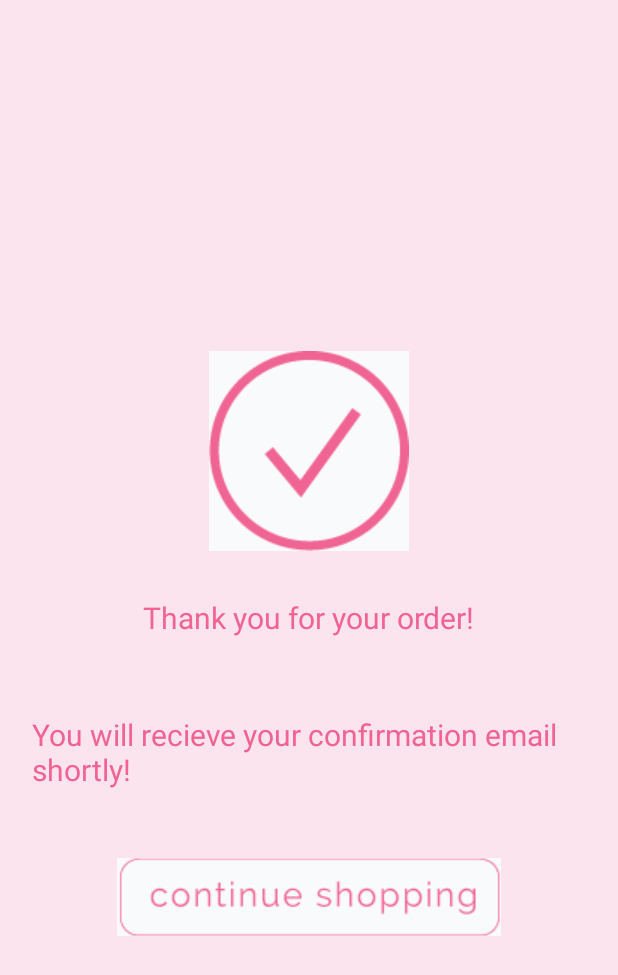
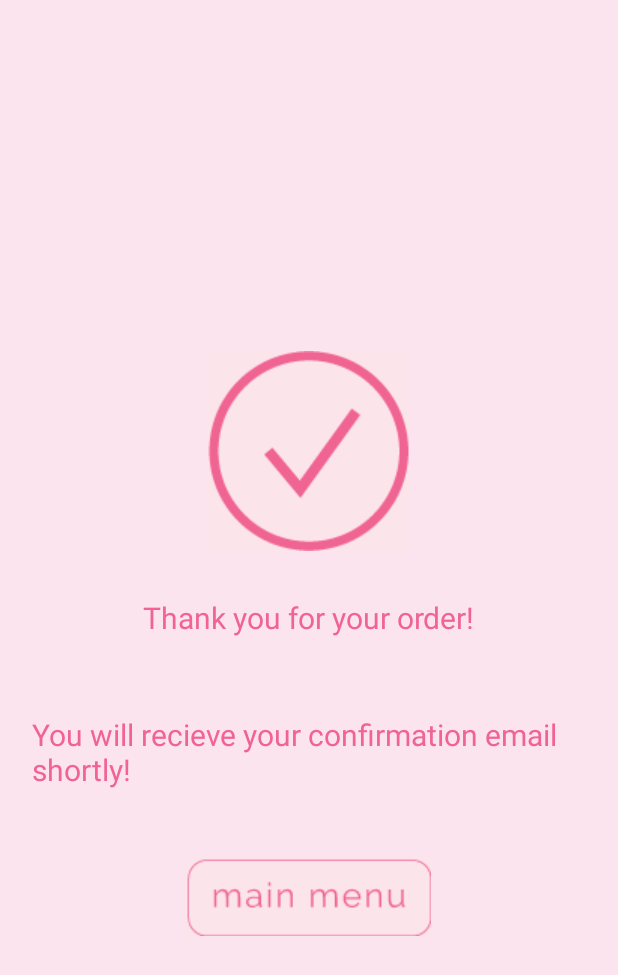
Before and after one commit to jjeun/DSMSocial, an Android app: the layout activity_confirmation.xml on its own in the app's theme, with its tools: preview values and no code run, on a phone screen of 412 x 824 dp. Shown: the top 975 px of the screen. Run offline under Robolectric (Android 15) with nearby library versions, the phone set to English and light mode, and no system bars.

Commit message:
finsihed confirmatiion, going to start styling starting with confirmation and working backwards towards the main menu

```diff
--- a/app/src/main/res/layout/activity_confirmation.xml
+++ b/app/src/main/res/layout/activity_confirmation.xml
@@ -46,10 +46,10 @@
     <ImageButton
         android:layout_width="wrap_content"
         android:layout_height="52dp"
-        android:id="@+id/continueButton"
+        android:id="@+id/menuButton"
         android:layout_below="@+id/orderText"
         android:layout_centerHorizontal="true"
-        android:src="@drawable/continue_button"
+        android:src="@drawable/menu"
         android:background="@color/sliderBackground"/>
 
 </RelativeLayout>
```
Also changed, not shown: app/src/main/AndroidManifest.xml (+8 -0 lines), app/src/main/java/com/application/dsmsocial/Checkout.java (+6 -6 lines), app/src/main/java/com/application/dsmsocial/confirmation.java (+28 -1 lines), app/src/main/res/drawable/check.png, app/src/main/res/drawable/menu.png (added), 1 other file.
